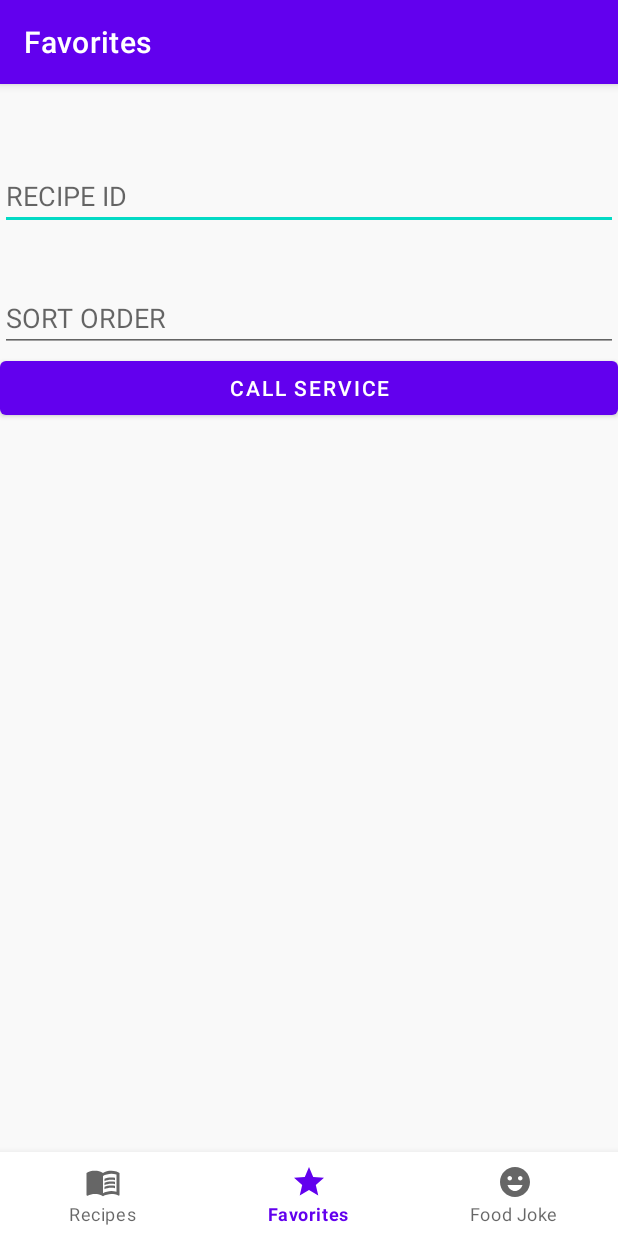
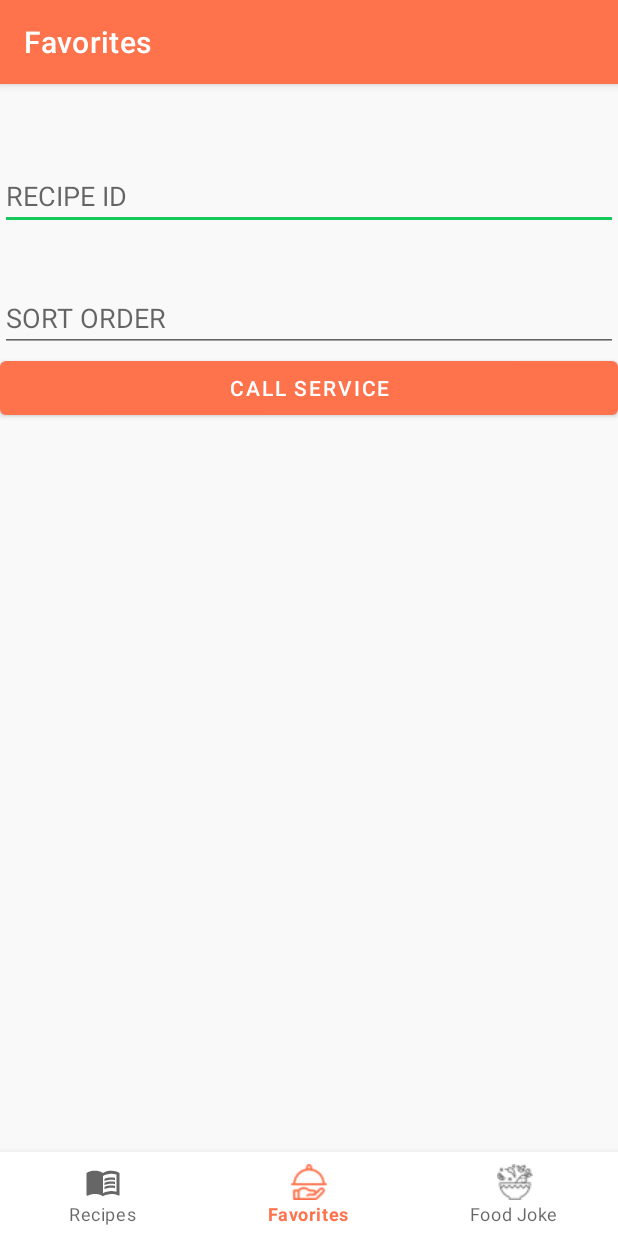
Before and after one commit to kbrakendirci/MLRecipeRecommendApp, an Android app: the MainActivity screen opened directly, with no data from a screen before it, on a phone screen of 412 x 824 dp. Run offline under Robolectric (Android 15) with nearby library versions, the phone set to English and light mode, and no system bars; our stand-ins replace Dagger/Hilt's generated code, navigation-ui; libraries missing offline, so code that uses them is left out: org.apache.commons.

Commit message:
DESİGN EDİTED

```diff
--- a/app/src/main/res/layout/activity_main.xml
+++ b/app/src/main/res/layout/activity_main.xml
@@ -4,10 +4,12 @@
     xmlns:tools="http://schemas.android.com/tools"
     android:layout_width="match_parent"
     android:layout_height="match_parent"
+
     tools:context=".ui.MainActivity">
 
     <fragment
         android:id="@+id/navHostFragment"
+        android:background="@color/green"
         android:name="androidx.navigation.fragment.NavHostFragment"
         android:layout_width="0dp"
         android:layout_height="0dp"
@@ -19,6 +21,7 @@
         app:navGraph="@navigation/my_nav" />
 
     <com.google.android.material.bottomnavigation.BottomNavigationView
+
         android:id="@+id/bottomNavigationView"
         android:layout_width="0dp"
         android:layout_height="wrap_content"
--- a/app/src/main/res/menu/bottom_nav_menu.xml
+++ b/app/src/main/res/menu/bottom_nav_menu.xml
@@ -6,9 +6,9 @@
 
     <item android:id="@+id/favoriteRecipesFragment"
         android:title="@string/favorite_recipes_fragment"
-        android:icon="@drawable/ic_star"/>
+        android:icon="@drawable/restaurant"/>
 
     <item android:id="@+id/IngredientsFragment"
         android:title="@string/food_joke_fragment"
-        android:icon="@drawable/ic_food_joke"/>
+        android:icon="@drawable/ingredient"/>
 </menu>
--- a/app/src/main/res/values/colors.xml
+++ b/app/src/main/res/values/colors.xml
@@ -3,7 +3,7 @@
     <color name="purple_200">#FFBB86FC</color>
     <color name="purple_500">#FF6200EE</color>
     <color name="purple_700">#FF3700B3</color>
-    <color name="teal_200">#FF03DAC5</color>
+    <color name="teal_200">#15ca59</color>
     <color name="teal_700">#FF018786</color>
     <color name="black">#FF000000</color>
     <color name="white">#FFFFFFFF</color>
@@ -22,6 +22,7 @@
     <color name="red">#FF4646</color>
     <color name="yellow">#FFC114</color>
     <color name="green">#00C980</color>
+    <color name="bottomgreen">#fe724c</color>
 
     // Custom Chip Style
     <color name="checkedChipBackgroundColor">#206200EA</color>
--- a/app/src/main/res/values/themes.xml
+++ b/app/src/main/res/values/themes.xml
@@ -2,7 +2,7 @@
     <!-- Base application theme. -->
     <style name="Theme.ModernFoodRecipesApp" parent="Theme.MaterialComponents.DayNight.DarkActionBar">
         <!-- Primary brand color. -->
-        <item name="colorPrimary">@color/purple_500</item>
+        <item name="colorPrimary">@color/bottomgreen</item>
         <item name="colorPrimaryVariant">@color/purple_700</item>
         <item name="colorOnPrimary">@color/white</item>
         <!-- Secondary brand color. -->
```
Also changed, not shown: app/src/main/java/com/kotlinproject/modernfoodrecipesapp/adapters/ingredientsadapters/RecipesAdapter.kt (+12 -4 lines), app/src/main/res/layout/list_item_recipe.xml (+66 -5 lines), app/src/main/res/drawable/fooddelivery.png (added), app/src/main/res/drawable/ingredient.png (added), app/src/main/res/drawable/recommendedfood.png (added), app/src/main/res/drawable/restaurant.png (added), app/src/main/res/drawable/shoopinglist.png (added), app/src/main/res/drawable/shopping.png (added).
